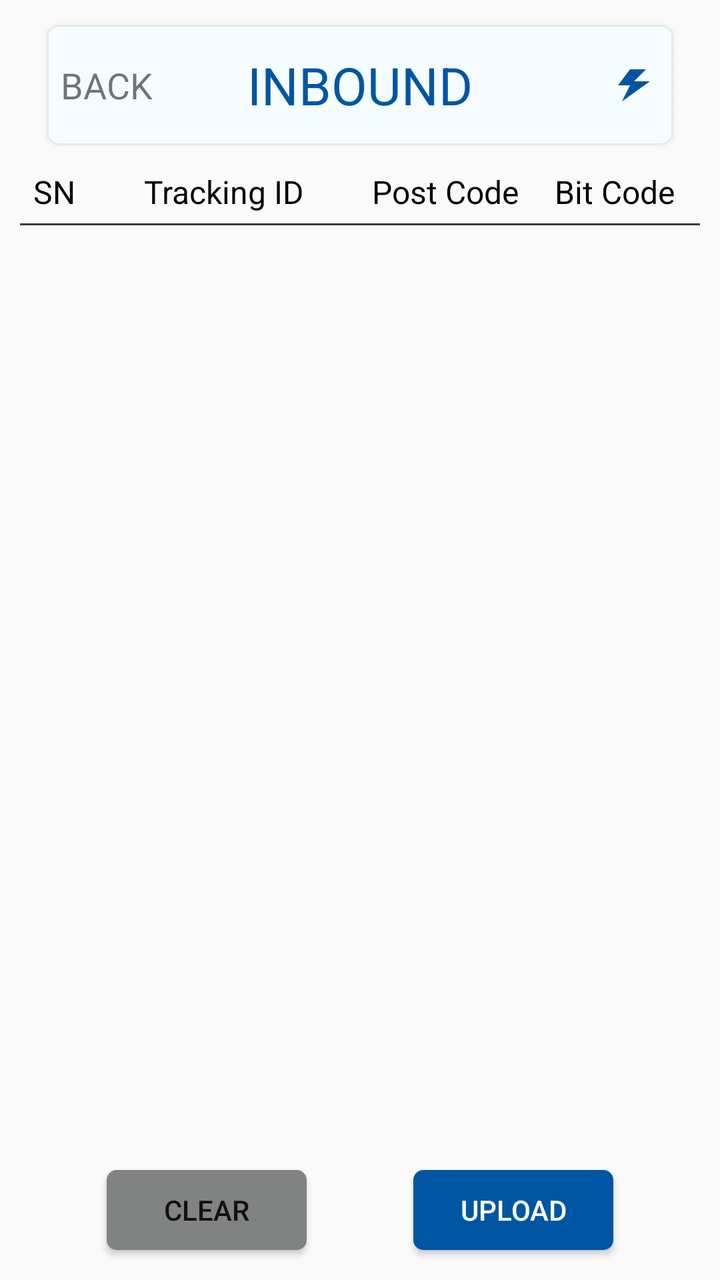
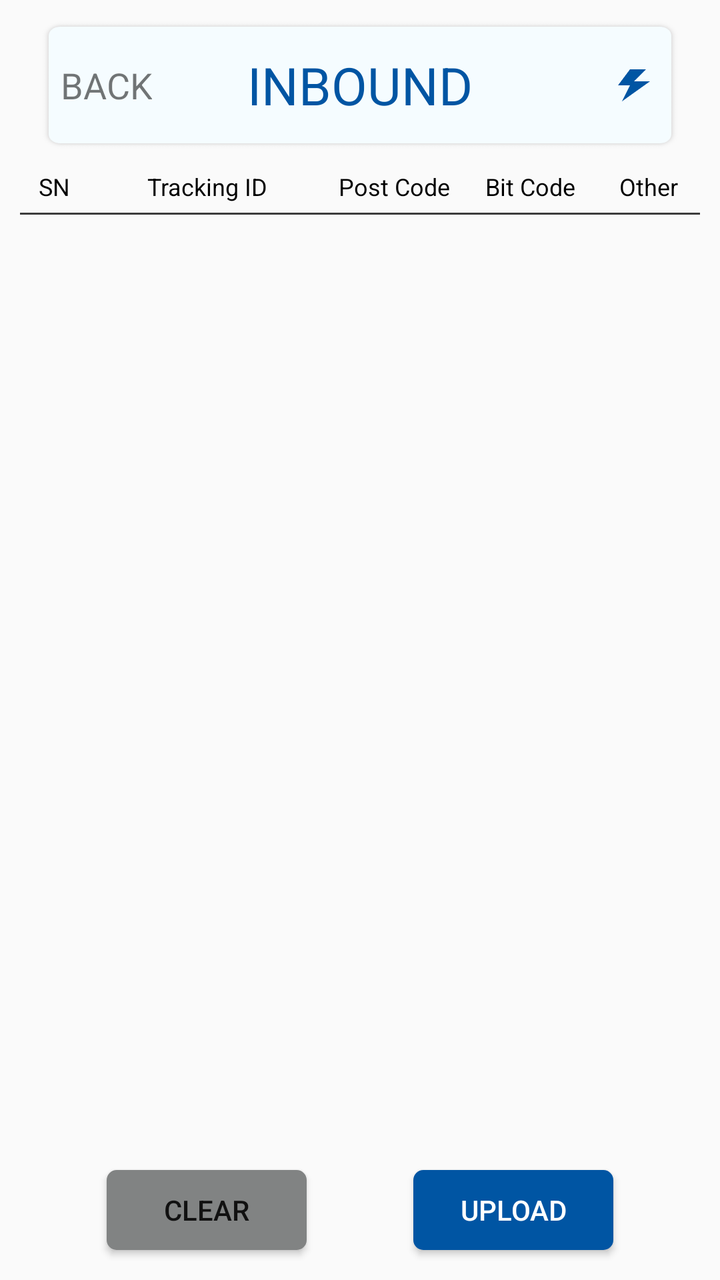

Compare the two renders of this Android layout. The source of the first and the diff that turns it into the second are given below.
<!-- AndroidManifest.xml: application theme AppTheme.NoActionBar.Fullscreen -->
<!-- res/layout/fragment_bound.xml -->
<?xml version="1.0" encoding="utf-8"?>
<androidx.constraintlayout.widget.ConstraintLayout xmlns:android="http://schemas.android.com/apk/res/android"
    xmlns:app="http://schemas.android.com/apk/res-auto"
    android:layout_width="match_parent"
    android:layout_height="match_parent">

    <androidx.constraintlayout.widget.ConstraintLayout
        android:id="@+id/title_layout"
        android:layout_width="match_parent"
        android:layout_height="65dp"
        android:layout_marginHorizontal="20dp"
        android:layout_marginTop="10dp"
        android:background="@drawable/bg_main_btn"
        app:layout_constraintTop_toTopOf="parent">

        <TextView
            android:id="@+id/tv_back"
            android:layout_width="wrap_content"
            android:layout_height="match_parent"
            android:gravity="center"
            android:paddingHorizontal="10dp"
            android:text="@string/back"
            android:textSize="18sp"
            app:layout_constraintBottom_toBottomOf="parent"
            app:layout_constraintStart_toStartOf="parent"
            app:layout_constraintTop_toTopOf="parent" />

        <TextView
            android:id="@+id/tv_title"
            android:layout_width="wrap_content"
            android:layout_height="wrap_content"
            android:text="@string/inbound_title"
            android:textColor="#0055A3"
            android:textSize="26sp"
            app:layout_constraintBottom_toBottomOf="parent"
            app:layout_constraintEnd_toEndOf="parent"
            app:layout_constraintStart_toStartOf="parent"
            app:layout_constraintTop_toTopOf="parent" />

        <ImageView
            android:id="@+id/img_power"
            android:layout_width="16dp"
            android:layout_height="24dp"
            android:layout_marginEnd="15dp"
            android:src="@drawable/ic_power"
            app:layout_constraintBottom_toBottomOf="parent"
            app:layout_constraintEnd_toEndOf="parent"
            app:layout_constraintTop_toTopOf="parent" />

    </androidx.constraintlayout.widget.ConstraintLayout>

    <androidx.constraintlayout.widget.ConstraintLayout
        android:layout_width="match_parent"
        android:layout_height="0dp"
        android:layout_marginHorizontal="10dp"
        android:layout_marginVertical="10dp"
        app:layout_constraintBottom_toBottomOf="parent"
        app:layout_constraintTop_toBottomOf="@+id/title_layout"
        app:layout_constraintBottom_toTopOf="@+id/btn_clear">

        <TextView
            android:id="@+id/tv_sn_head"
            android:layout_width="0dp"
            android:layout_height="wrap_content"
            android:gravity="center"
            android:text="SN"
            android:textColor="@color/black"
            android:textSize="16sp"
            app:layout_constraintWidth_percent="0.1"
            app:layout_constraintEnd_toStartOf="@+id/tv_traking_id_head"
            app:layout_constraintStart_toStartOf="parent"
            app:layout_constraintTop_toTopOf="parent" />

        <TextView
            android:id="@+id/tv_traking_id_head"
            android:layout_width="0dp"
            android:layout_height="wrap_content"
            android:gravity="center"
            android:text="Tracking ID"
            android:textColor="@color/black"
            android:textSize="16sp"
            app:layout_constraintWidth_percent="0.4"
            app:layout_constraintEnd_toStartOf="@+id/tv_post_code_head"
            app:layout_constraintStart_toEndOf="@+id/tv_sn_head"
            app:layout_constraintTop_toTopOf="parent" />

        <TextView
            android:id="@+id/tv_post_code_head"
            android:layout_width="0dp"
            android:layout_height="wrap_content"
            android:gravity="center"
            android:text="Post Code"
            android:textColor="@color/black"
            android:textSize="16sp"
            app:layout_constraintWidth_percent="0.25"
            app:layout_constraintEnd_toStartOf="@+id/tv_bit_code_head"
            app:layout_constraintStart_toEndOf="@+id/tv_traking_id_head"
            app:layout_constraintTop_toTopOf="parent" />

        <TextView
            android:id="@+id/tv_bit_code_head"
            android:layout_width="0dp"
            android:layout_height="wrap_content"
            android:gravity="center"
            android:text="Bit Code"
            android:textColor="@color/black"
            android:textSize="16sp"
            app:layout_constraintWidth_percent="0.25"
            app:layout_constraintEnd_toEndOf="parent"
            app:layout_constraintStart_toEndOf="@+id/tv_post_code_head"
            app:layout_constraintTop_toTopOf="parent" />

        <View
            android:layout_width="match_parent"
            android:layout_height="1dp"
            android:background="#3c3c3c"
            android:layout_marginTop="5dp"
            app:layout_constraintTop_toBottomOf="@+id/tv_sn_head" />

        <androidx.recyclerview.widget.RecyclerView
            android:id="@+id/rv"
            android:layout_width="match_parent"
            android:layout_height="0dp"
            android:layout_marginTop="6dp"
            app:layout_constraintTop_toBottomOf="@+id/tv_sn_head"
            app:layout_constraintBottom_toBottomOf="parent" />

    </androidx.constraintlayout.widget.ConstraintLayout>

    <Button
        android:id="@+id/btn_clear"
        android:layout_width="100dp"
        android:layout_height="40dp"
        android:text="Clear"
        android:background="@drawable/bg_grey_5"
        android:layout_marginBottom="15dp"
        app:layout_constraintBottom_toBottomOf="parent"
        app:layout_constraintStart_toStartOf="parent"
        app:layout_constraintEnd_toStartOf="@+id/btn_upload" />

    <Button
        android:id="@+id/btn_upload"
        android:layout_width="100dp"
        android:layout_height="40dp"
        android:text="Upload"
        android:textColor="@color/white"
        android:background="@drawable/bg_blue_5"
        app:layout_constraintBottom_toBottomOf="@+id/btn_clear"
        app:layout_constraintStart_toEndOf="@+id/btn_clear"
        app:layout_constraintEnd_toEndOf="parent" />

</androidx.constraintlayout.widget.ConstraintLayout>
<!-- resources referenced by this layout -->
<resources>
  <color name="black">#FF000000</color>
  <color name="white">#FFFFFFFF</color>
  <!-- drawable bg_blue_5 (drawable-v24) -->
  <?xml version="1.0" encoding="utf-8"?>
  <shape xmlns:android="http://schemas.android.com/apk/res/android">
      <solid android:color="#0055A3" />
      <corners android:radius="5dp" />
  </shape>
  <!-- drawable bg_grey_5 (drawable-v24) -->
  <?xml version="1.0" encoding="utf-8"?>
  <shape xmlns:android="http://schemas.android.com/apk/res/android">
      <solid android:color="#818383" />
      <corners android:radius="5dp" />
  </shape>
  <!-- drawable bg_main_btn: png bitmap (drawable-v24, 7367 bytes) -->
  <!-- drawable ic_power: png bitmap (drawable-v24, 850 bytes) -->
  <string name="back">BACK</string>
  <string name="inbound_title">INBOUND</string>
  <style name="AppTheme.NoActionBar.Fullscreen" parent="Theme.AppCompat.Light.NoActionBar">
          
          <item name="android:windowFullscreen">true</item>
          <item name="android:windowTranslucentStatus">true</item>
          <item name="android:windowTranslucentNavigation">true</item>
          
          <item name="android:statusBarColor">@android:color/transparent</item>
          <item name="android:navigationBarColor">@android:color/transparent</item>
      </style>
</resources>

<!-- the commit's change to res/layout/fragment_bound.xml (unified diff, before → after) -->
@@ -37,6 +37,17 @@
             app:layout_constraintStart_toStartOf="parent"
             app:layout_constraintTop_toTopOf="parent" />
 
+        <TextView
+            android:id="@+id/tv_rfid_count"
+            android:layout_width="wrap_content"
+            android:layout_height="wrap_content"
+            android:textSize="13sp"
+            android:textColor="#0055A3"
+            app:layout_constraintStart_toEndOf="@+id/tv_title"
+            app:layout_constraintEnd_toStartOf="@+id/img_power"
+            app:layout_constraintTop_toTopOf="@+id/tv_title"
+            app:layout_constraintBottom_toBottomOf="@+id/tv_title" />
+
         <ImageView
             android:id="@+id/img_power"
             android:layout_width="16dp"
@@ -65,7 +76,7 @@
             android:gravity="center"
             android:text="SN"
             android:textColor="@color/black"
-            android:textSize="16sp"
+            android:textSize="12sp"
             app:layout_constraintWidth_percent="0.1"
             app:layout_constraintEnd_toStartOf="@+id/tv_traking_id_head"
             app:layout_constraintStart_toStartOf="parent"
@@ -78,8 +89,8 @@
             android:gravity="center"
             android:text="Tracking ID"
             android:textColor="@color/black"
-            android:textSize="16sp"
-            app:layout_constraintWidth_percent="0.4"
+            android:textSize="12sp"
+            app:layout_constraintWidth_percent="0.35"
             app:layout_constraintEnd_toStartOf="@+id/tv_post_code_head"
             app:layout_constraintStart_toEndOf="@+id/tv_sn_head"
             app:layout_constraintTop_toTopOf="parent" />
@@ -91,8 +102,8 @@
             android:gravity="center"
             android:text="Post Code"
             android:textColor="@color/black"
-            android:textSize="16sp"
-            app:layout_constraintWidth_percent="0.25"
+            android:textSize="12sp"
+            app:layout_constraintWidth_percent="0.2"
             app:layout_constraintEnd_toStartOf="@+id/tv_bit_code_head"
             app:layout_constraintStart_toEndOf="@+id/tv_traking_id_head"
             app:layout_constraintTop_toTopOf="parent" />
@@ -104,10 +115,23 @@
             android:gravity="center"
             android:text="Bit Code"
             android:textColor="@color/black"
-            android:textSize="16sp"
-            app:layout_constraintWidth_percent="0.25"
+            android:textSize="12sp"
+            app:layout_constraintWidth_percent="0.2"
+            app:layout_constraintEnd_toStartOf="@+id/tv_other_head"
+            app:layout_constraintStart_toEndOf="@+id/tv_post_code_head"
+            app:layout_constraintTop_toTopOf="parent" />
+
+        <TextView
+            android:id="@+id/tv_other_head"
+            android:layout_width="0dp"
+            android:layout_height="wrap_content"
+            android:gravity="center"
+            android:text="Other"
+            android:textColor="@color/black"
+            android:textSize="12sp"
+            app:layout_constraintWidth_percent="0.15"
             app:layout_constraintEnd_toEndOf="parent"
-            app:layout_constraintStart_toEndOf="@+id/tv_post_code_head"
+            app:layout_constraintStart_toEndOf="@+id/tv_bit_code_head"
             app:layout_constraintTop_toTopOf="parent" />
 
         <View
